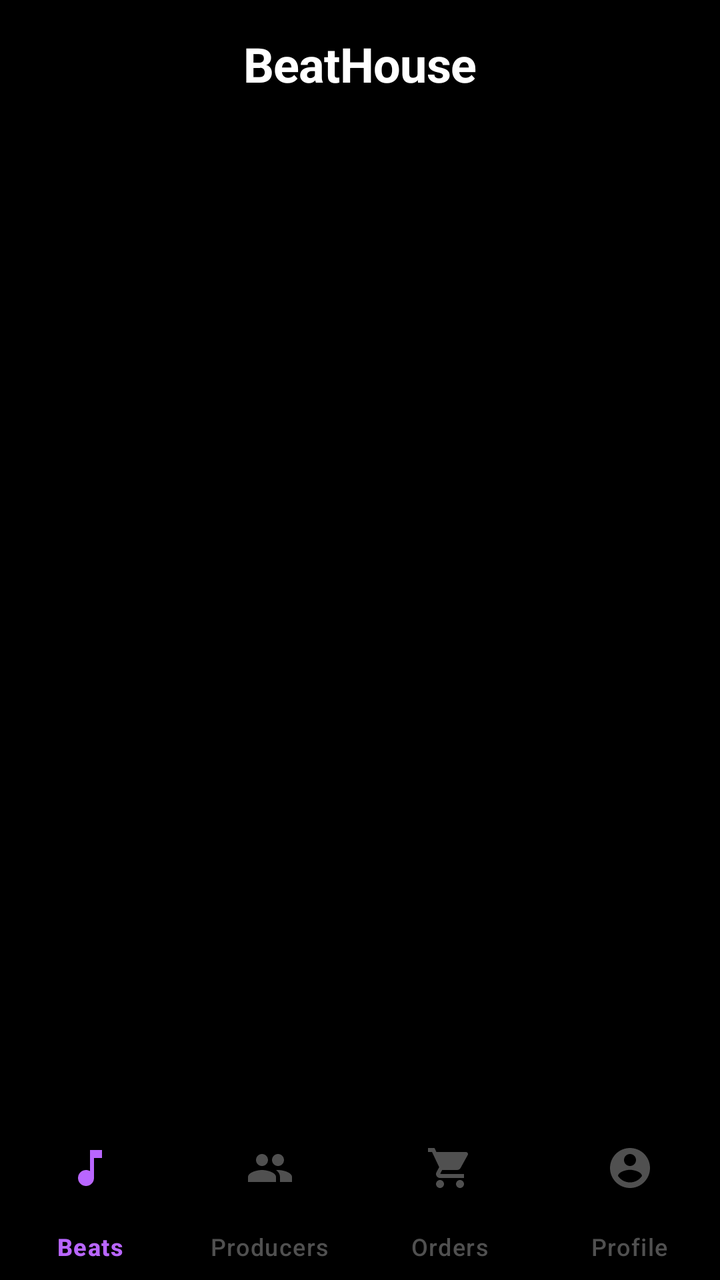
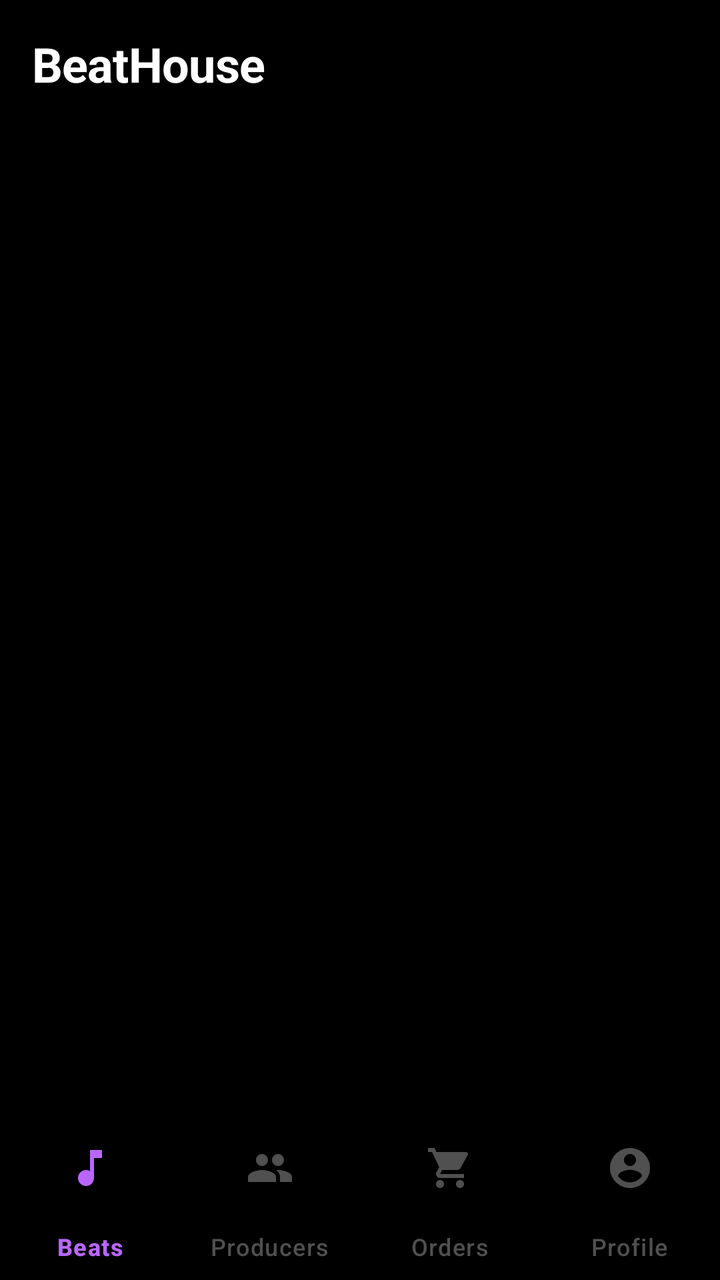

Two renders of the same Android screen: before a commit and after it. Below are the layout's source before the change and the commit's diff.
<!-- AndroidManifest.xml: application theme Theme.BeatHouse.Splash -->
<!-- res/layout/activity_buyer.xml -->
<?xml version="1.0" encoding="utf-8"?>
<androidx.coordinatorlayout.widget.CoordinatorLayout xmlns:android="http://schemas.android.com/apk/res/android"
    xmlns:app="http://schemas.android.com/apk/res-auto"
    android:layout_width="match_parent"
    android:layout_height="match_parent"
    android:background="@color/background"
    android:fitsSystemWindows="true">

    <com.google.android.material.appbar.AppBarLayout
        android:layout_width="match_parent"
        android:layout_height="wrap_content"
        android:background="@color/surface"
        app:elevation="0dp">
        <com.google.android.material.appbar.MaterialToolbar
            android:id="@+id/toolbar"
            android:layout_width="match_parent"
            android:layout_height="?attr/actionBarSize"
            android:background="@color/surface"
            app:title="BeatHouse"
            app:titleCentered="true"
            app:titleTextColor="@color/on_surface"
            app:titleTextAppearance="@style/TextAppearance.BeatHouse.Title" />
    </com.google.android.material.appbar.AppBarLayout>

    
    <FrameLayout
        android:id="@+id/fragment_container"
        android:layout_width="match_parent"
        android:layout_height="match_parent"
        android:layout_marginBottom="80dp"
        app:layout_behavior="@string/appbar_scrolling_view_behavior" />

    
    <com.google.android.material.card.MaterialCardView
        android:id="@+id/miniPlayerCard"
        android:layout_width="match_parent"
        android:layout_height="72dp"
        android:layout_gravity="bottom"
        android:layout_marginBottom="88dp"
        android:layout_marginStart="12dp"
        android:layout_marginEnd="12dp"
        android:visibility="gone"
        app:cardCornerRadius="16dp"
        app:cardElevation="12dp"
        app:cardBackgroundColor="@color/surface_container"
        app:strokeColor="@color/outline"
        app:strokeWidth="1dp">

        <include layout="@layout/layout_mini_player" />

    </com.google.android.material.card.MaterialCardView>

    
    <com.google.android.material.bottomnavigation.BottomNavigationView
        android:id="@+id/bottomNavigation"
        android:layout_width="match_parent"
        android:layout_height="80dp"
        android:layout_gravity="bottom"
        android:background="@color/surface"
        app:elevation="0dp"
        app:menu="@menu/bottom_navigation_buyer"
        app:labelVisibilityMode="labeled"
        app:itemIconTint="@color/bottom_nav_icon_tint"
        app:itemTextColor="@color/bottom_nav_text_tint"
        app:itemRippleColor="@color/primary_container" />

</androidx.coordinatorlayout.widget.CoordinatorLayout>
<!-- res/layout/layout_mini_player.xml (included above) -->
<?xml version="1.0" encoding="utf-8"?>
<LinearLayout xmlns:android="http://schemas.android.com/apk/res/android"
    xmlns:app="http://schemas.android.com/apk/res-auto"
    android:id="@+id/miniPlayerContent"
    android:layout_width="match_parent"
    android:layout_height="match_parent"
    android:orientation="horizontal"
    android:gravity="center_vertical"
    android:paddingHorizontal="16dp"
    android:paddingVertical="8dp"
    android:clickable="true"
    android:focusable="true">

    <com.google.android.material.card.MaterialCardView
        android:layout_width="48dp"
        android:layout_height="48dp"
        app:cardCornerRadius="10dp"
        app:cardElevation="0dp"
        app:strokeWidth="0dp">
        <ImageView
            android:id="@+id/ivMiniCover"
            android:layout_width="match_parent"
            android:layout_height="match_parent"
            android:scaleType="centerCrop"
            android:src="@drawable/ic_music_note"
            android:background="@color/surface_variant" />
    </com.google.android.material.card.MaterialCardView>

    <LinearLayout
        android:layout_width="0dp"
        android:layout_height="wrap_content"
        android:layout_weight="1"
        android:orientation="vertical"
        android:layout_marginStart="16dp">

        <TextView
            android:id="@+id/tvMiniTitle"
            android:layout_width="wrap_content"
            android:layout_height="wrap_content"
            android:text="Beat Title"
            android:textColor="@color/on_surface"
            android:textSize="15sp"
            android:textStyle="bold"
            android:maxLines="1"
            android:ellipsize="end"
            android:letterSpacing="-0.01" />

        <TextView
            android:id="@+id/tvMiniProducer"
            android:layout_width="wrap_content"
            android:layout_height="wrap_content"
            android:text="Producer"
            android:textColor="@color/on_surface_variant"
            android:textSize="13sp"
            android:maxLines="1"
            android:ellipsize="end" />

    </LinearLayout>

    <LinearLayout
        android:layout_width="wrap_content"
        android:layout_height="wrap_content"
        android:orientation="horizontal"
        android:gravity="center"
        android:layout_marginStart="8dp">

        <ImageButton
            android:id="@+id/btnMiniPrevious"
            android:layout_width="40dp"
            android:layout_height="40dp"
            android:src="@drawable/ic_skip_previous"
            android:background="?attr/selectableItemBackgroundBorderless"
            android:contentDescription="Previous"
            app:tint="@color/on_surface" />

        <ImageButton
            android:id="@+id/btnMiniPlay"
            android:layout_width="48dp"
            android:layout_height="48dp"
            android:src="@drawable/ic_play_arrow"
            android:background="?attr/selectableItemBackgroundBorderless"
            android:contentDescription="Play"
            app:tint="@color/on_surface" />

        <ImageButton
            android:id="@+id/btnMiniNext"
            android:layout_width="40dp"
            android:layout_height="40dp"
            android:src="@drawable/ic_skip_next"
            android:background="?attr/selectableItemBackgroundBorderless"
            android:contentDescription="Next"
            app:tint="@color/on_surface" />

    </LinearLayout>

</LinearLayout>
<!-- resources referenced by this layout -->
<resources>
  <color name="background">#000000</color>
  <color name="on_surface">#FFFFFF</color>
  <color name="on_surface_variant">#A0A0A0</color>
  <color name="outline">#1C1C1E</color>
  <color name="primary_container">#1A0033</color>
  <color name="surface">#000000</color>
  <color name="surface_container">#0A0A0A</color>
  <color name="surface_variant">#000000</color>
  <!-- drawable ic_music_note (drawable) -->
  <vector xmlns:android="http://schemas.android.com/apk/res/android"
      android:width="24dp"
      android:height="24dp"
      android:viewportWidth="24"
      android:viewportHeight="24"
      android:tint="?attr/colorOnSurface">
      <path
          android:fillColor="@android:color/white"
          android:pathData="M12,3v10.55c-0.59,-0.34 -1.27,-0.55 -2,-0.55 -2.21,0 -4,1.79 -4,4s1.79,4 4,4 4,-1.79 4,-4V7h4V3h-6z"/>
  </vector>
  <!-- drawable ic_play_arrow (drawable) -->
  <?xml version="1.0" encoding="utf-8"?>
  <vector xmlns:android="http://schemas.android.com/apk/res/android"
      android:width="24dp"
      android:height="24dp"
      android:viewportWidth="24"
      android:viewportHeight="24"
      android:tint="?attr/colorOnSurface">
      <path
          android:fillColor="@android:color/white"
          android:pathData="M8,5v14l11,-7z"/>
  </vector>
  <!-- drawable ic_skip_next (drawable) -->
  <?xml version="1.0" encoding="utf-8"?>
  <vector xmlns:android="http://schemas.android.com/apk/res/android"
      android:width="24dp"
      android:height="24dp"
      android:viewportWidth="24"
      android:viewportHeight="24">
      <path
          android:fillColor="#FFFFFF"
          android:pathData="M6,18l8.5,-6L6,6v12zM16,6v12h2V6h-2z"/>
  </vector>
  <!-- drawable ic_skip_previous (drawable) -->
  <?xml version="1.0" encoding="utf-8"?>
  <vector xmlns:android="http://schemas.android.com/apk/res/android"
      android:width="24dp"
      android:height="24dp"
      android:viewportWidth="24"
      android:viewportHeight="24">
      <path
          android:fillColor="#FFFFFF"
          android:pathData="M6,6h2v12H6V6zM9.5,12l8.5,6V6l-8.5,6z"/>
  </vector>
  <style name="TextAppearance.BeatHouse.Title" parent="TextAppearance.Material3.HeadlineSmall">
          <item name="android:textColor">@color/on_surface</item>
          <item name="android:textStyle">bold</item>
          <item name="android:letterSpacing">-0.01</item>
      </style>
  <style name="Theme.BeatHouse.Splash" parent="Theme.BeatHouse">
          <item name="android:windowBackground">@color/background</item>
      </style>
  <color name="primary">#B966FF</color>
  <color name="on_primary">#FFFFFF</color>
  <color name="secondary">#8E8E93</color>
  <color name="secondary_container">#151517</color>
  <color name="on_secondary">#FFFFFF</color>
  <color name="error">#FF453A</color>
  <color name="error_container">#330000</color>
  <style name="Widget.BeatHouse.Card" parent="Widget.Material3.CardView.Elevated">
          <item name="cardCornerRadius">18dp</item>
          <item name="cardElevation">0dp</item>
          <item name="strokeColor">@color/outline</item>
          <item name="strokeWidth">1dp</item>
          <item name="cardBackgroundColor">@color/surface_container</item>
      </style>
  <style name="Widget.BeatHouse.AppBarLayout" parent="Widget.Material3.AppBarLayout">
          <item name="android:background">@color/surface</item>
          <item name="backgroundTint">@color/surface</item>
      </style>
  <style name="Widget.BeatHouse.Chip" parent="Widget.Material3.Chip.Filter">
          <item name="chipCornerRadius">12dp</item>
          <item name="chipStrokeColor">@color/outline</item>
          <item name="chipStrokeWidth">1dp</item>
          <item name="android:textColor">@color/on_surface_variant</item>
          <item name="chipBackgroundColor">@color/surface_container</item>
          <item name="checkedIconTint">@color/primary</item>
          <item name="android:textSize">14sp</item>
      </style>
  <!-- unchanged entries left out for length: 4 -->
</resources>

<!-- the commit's change to res/layout/activity_buyer.xml (unified diff, before → after) -->
@@ -17,7 +17,7 @@
             android:layout_height="?attr/actionBarSize"
             android:background="@color/surface"
             app:title="BeatHouse"
-            app:titleCentered="true"
+            app:titleCentered="false"
             app:titleTextColor="@color/on_surface"
             app:titleTextAppearance="@style/TextAppearance.BeatHouse.Title" />
     </com.google.android.material.appbar.AppBarLayout>
